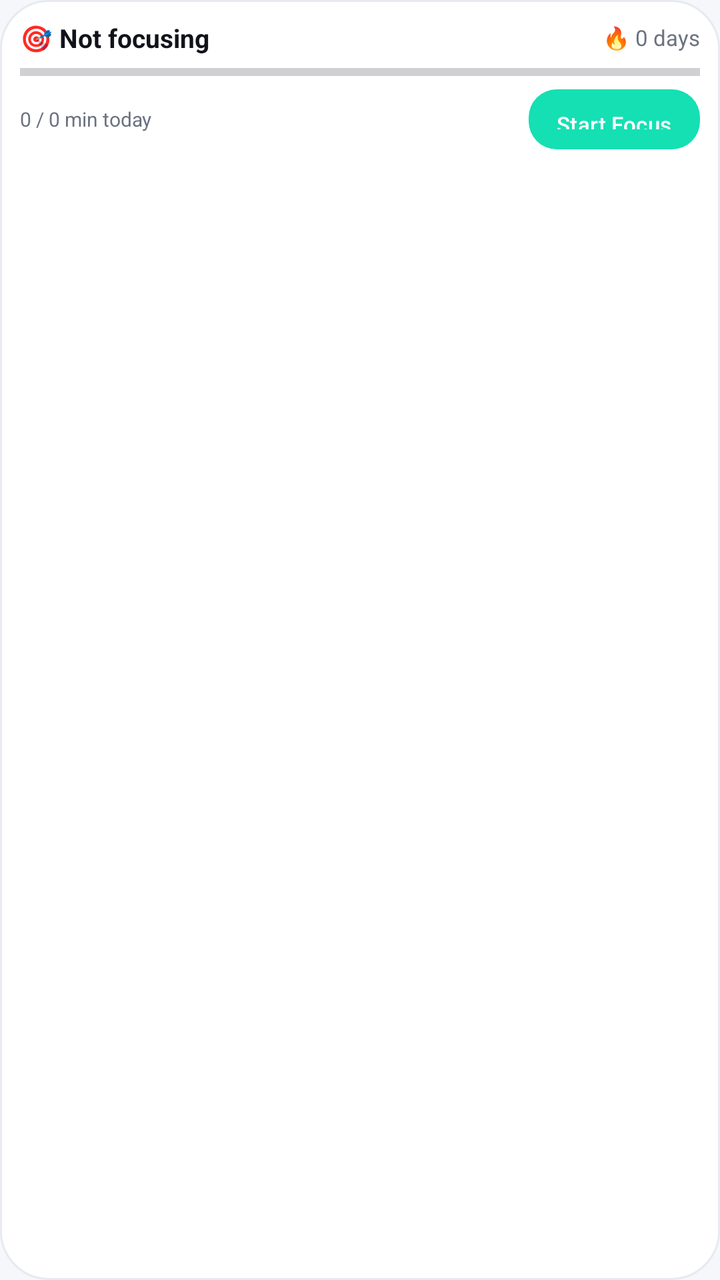
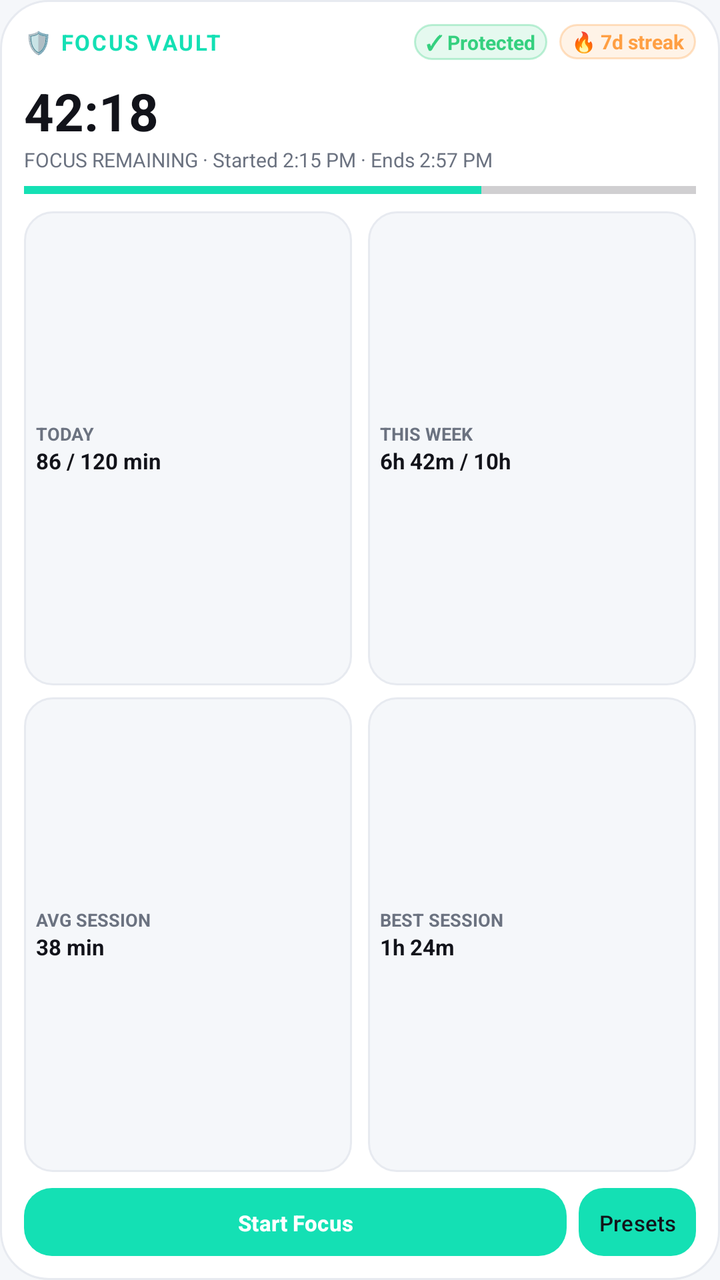

Screens rendered from an Android XML layout before and after an edit, with the pre-edit source and the edit as a unified diff.
<!-- AndroidManifest.xml: application theme Theme.StayFocused -->
<!-- res/layout/widget_full.xml -->
<?xml version="1.0" encoding="utf-8"?>
<LinearLayout xmlns:android="http://schemas.android.com/apk/res/android"
    android:id="@+id/widgetFullRoot"
    android:layout_width="match_parent"
    android:layout_height="match_parent"
    android:background="@drawable/bg_dashboard_card"
    android:orientation="vertical"
    android:padding="10dp">

    <LinearLayout
        android:layout_width="match_parent"
        android:layout_height="wrap_content"
        android:orientation="horizontal"
        android:gravity="center_vertical">

        <TextView
            android:id="@+id/tvWidgetFullMode"
            android:layout_width="0dp"
            android:layout_height="wrap_content"
            android:layout_weight="1"
            android:maxLines="1"
            android:ellipsize="end"
            android:text="🎯 Not focusing"
            android:textColor="@color/text_primary"
            android:textSize="13sp"
            android:textStyle="bold" />

        <TextView
            android:id="@+id/tvWidgetFullStreak"
            android:layout_width="wrap_content"
            android:layout_height="wrap_content"
            android:text="🔥 0 days"
            android:textColor="@color/text_secondary"
            android:textSize="11sp" />
    </LinearLayout>

    <ProgressBar
        android:id="@+id/progressWidgetFullGoal"
        style="?android:attr/progressBarStyleHorizontal"
        android:layout_width="match_parent"
        android:layout_height="5dp"
        android:layout_marginTop="6dp"
        android:max="100"
        android:progress="0"
        android:progressTint="@color/brand_primary" />

    <LinearLayout
        android:layout_width="match_parent"
        android:layout_height="wrap_content"
        android:layout_marginTop="6dp"
        android:gravity="center_vertical"
        android:orientation="horizontal">

        <TextView
            android:id="@+id/tvWidgetFullGoalText"
            android:layout_width="0dp"
            android:layout_height="wrap_content"
            android:layout_weight="1"
            android:maxLines="1"
            android:ellipsize="end"
            android:text="0 / 0 min today"
            android:textColor="@color/text_secondary"
            android:textSize="10sp" />

        <Button
            android:id="@+id/btnWidgetFullAction"
            android:layout_width="wrap_content"
            android:layout_height="30dp"
            android:layout_marginStart="6dp"
            android:background="@drawable/widget_btn_primary"
            android:minWidth="0dp"
            android:minHeight="0dp"
            android:paddingStart="14dp"
            android:paddingEnd="14dp"
            android:text="Start Focus"
            android:textAllCaps="false"
            android:textColor="@color/white"
            android:textSize="11sp" />

        <Button
            android:id="@+id/btnWidgetFullEmergency"
            android:layout_width="wrap_content"
            android:layout_height="30dp"
            android:layout_marginStart="6dp"
            android:background="@drawable/widget_btn_emergency"
            android:minWidth="0dp"
            android:minHeight="0dp"
            android:paddingStart="10dp"
            android:paddingEnd="10dp"
            android:text="Emergency"
            android:textAllCaps="false"
            android:textColor="@color/text_primary"
            android:textSize="11sp"
            android:visibility="gone" />
    </LinearLayout>

</LinearLayout>
<!-- resources referenced by this layout -->
<resources>
  <color name="brand_primary">#14E0B4</color>
  <color name="text_primary">#12131A</color>
  <color name="text_secondary">#6B7280</color>
  <color name="white">#FFFFFF</color>
  <!-- drawable bg_dashboard_card (drawable) -->
  <?xml version="1.0" encoding="utf-8"?>
  <shape xmlns:android="http://schemas.android.com/apk/res/android">
      <solid android:color="@color/bg_card" />
      <corners android:radius="24dp" />
      <stroke android:width="1dp" android:color="@color/card_border" />
  </shape>
  <!-- drawable widget_btn_emergency (drawable) -->
  <?xml version="1.0" encoding="utf-8"?>
  <shape xmlns:android="http://schemas.android.com/apk/res/android">
      <solid android:color="@color/gold_xp" />
      <corners android:radius="14dp" />
  </shape>
  <!-- drawable widget_btn_primary (drawable) -->
  <?xml version="1.0" encoding="utf-8"?>
  <shape xmlns:android="http://schemas.android.com/apk/res/android">
      <solid android:color="@color/brand_primary" />
      <corners android:radius="14dp" />
  </shape>
  <style name="Theme.StayFocused" parent="Theme.Material3.DayNight.NoActionBar">
          <item name="colorPrimary">@color/brand_primary</item>
          <item name="colorPrimaryDark">@color/brand_primary_dark</item>
          <item name="colorSecondary">@color/accent_streak</item>
          <item name="android:windowBackground">@color/bg_light</item>
          <item name="android:statusBarColor">@color/brand_primary_dark</item>
      </style>
  <color name="bg_card">#FFFFFF</color>
  <color name="card_border">#E7EAF0</color>
  <color name="gold_xp">#FFD166</color>
  <color name="brand_primary_dark">#0A9E82</color>
  <color name="accent_streak">#FF9F43</color>
  <color name="bg_light">#F5F7FA</color>
</resources>

<!-- the commit's change to res/layout/widget_full.xml (unified diff, before → after) -->
@@ -5,8 +5,9 @@
     android:layout_height="match_parent"
     android:background="@drawable/bg_dashboard_card"
     android:orientation="vertical"
-    android:padding="10dp">
-
+    android:padding="12dp">
+
+    
     <LinearLayout
         android:layout_width="match_parent"
         android:layout_height="wrap_content"
@@ -20,67 +21,286 @@
             android:layout_weight="1"
             android:maxLines="1"
             android:ellipsize="end"
-            android:text="🎯 Not focusing"
+            android:text="🛡️ FOCUS VAULT"
+            android:textColor="@color/brand_primary"
+            android:textSize="11sp"
+            android:textStyle="bold"
+            android:letterSpacing="0.08" />
+
+        <TextView
+            android:id="@+id/tvWidgetFullHealth"
+            android:layout_width="wrap_content"
+            android:layout_height="wrap_content"
+            android:layout_marginEnd="6dp"
+            android:background="@drawable/widget_badge_health"
+            android:paddingStart="6dp"
+            android:paddingEnd="6dp"
+            android:paddingTop="2dp"
+            android:paddingBottom="2dp"
+            android:text="✓ Protected"
+            android:textColor="@color/success_green"
+            android:textSize="10sp"
+            android:textStyle="bold" />
+
+        <TextView
+            android:id="@+id/tvWidgetFullStreak"
+            android:layout_width="wrap_content"
+            android:layout_height="wrap_content"
+            android:background="@drawable/widget_badge_streak"
+            android:paddingStart="6dp"
+            android:paddingEnd="6dp"
+            android:paddingTop="2dp"
+            android:paddingBottom="2dp"
+            android:text="🔥 7d streak"
+            android:textColor="@color/accent_streak"
+            android:textSize="10sp"
+            android:textStyle="bold" />
+    </LinearLayout>
+
+    
+    <LinearLayout
+        android:layout_width="match_parent"
+        android:layout_height="wrap_content"
+        android:layout_marginTop="8dp"
+        android:orientation="vertical">
+
+        <TextView
+            android:id="@+id/tvWidgetFullTimer"
+            android:layout_width="wrap_content"
+            android:layout_height="wrap_content"
+            android:text="42:18"
             android:textColor="@color/text_primary"
-            android:textSize="13sp"
+            android:textSize="26sp"
             android:textStyle="bold" />
 
         <TextView
-            android:id="@+id/tvWidgetFullStreak"
-            android:layout_width="wrap_content"
-            android:layout_height="wrap_content"
-            android:text="🔥 0 days"
+            android:id="@+id/tvWidgetFullTimerSub"
+            android:layout_width="match_parent"
+            android:layout_height="wrap_content"
+            android:maxLines="1"
+            android:ellipsize="end"
+            android:text="FOCUS REMAINING · Started 2:15 PM · Ends 2:57 PM"
             android:textColor="@color/text_secondary"
-            android:textSize="11sp" />
-    </LinearLayout>
-
-    <ProgressBar
-        android:id="@+id/progressWidgetFullGoal"
-        style="?android:attr/progressBarStyleHorizontal"
-        android:layout_width="match_parent"
-        android:layout_height="5dp"
-        android:layout_marginTop="6dp"
-        android:max="100"
-        android:progress="0"
-        android:progressTint="@color/brand_primary" />
-
-    <LinearLayout
+            android:textSize="10sp" />
+
+        <ProgressBar
+            android:id="@+id/progressWidgetFullSession"
+            style="?android:attr/progressBarStyleHorizontal"
+            android:layout_width="match_parent"
+            android:layout_height="5dp"
+            android:layout_marginTop="6dp"
+            android:max="100"
+            android:progress="68"
+            android:progressTint="@color/brand_primary" />
+    </LinearLayout>
+
+    
+    <LinearLayout
+        android:id="@+id/containerWidgetFullSchedule"
         android:layout_width="match_parent"
         android:layout_height="wrap_content"
         android:layout_marginTop="6dp"
-        android:gravity="center_vertical"
-        android:orientation="horizontal">
-
-        <TextView
-            android:id="@+id/tvWidgetFullGoalText"
-            android:layout_width="0dp"
-            android:layout_height="wrap_content"
+        android:background="@drawable/widget_stat_box"
+        android:paddingStart="8dp"
+        android:paddingEnd="8dp"
+        android:paddingTop="4dp"
+        android:paddingBottom="4dp"
+        android:visibility="gone">
+
+        <TextView
+            android:id="@+id/tvWidgetFullScheduleText"
+            android:layout_width="match_parent"
+            android:layout_height="wrap_content"
+            android:text="⏰ Next: Deep Work · Today 7:00 PM (45m)"
+            android:textColor="@color/text_primary"
+            android:textSize="10sp"
+            android:maxLines="1"
+            android:ellipsize="end" />
+    </LinearLayout>
+
+    
+    <LinearLayout
+        android:layout_width="match_parent"
+        android:layout_height="0dp"
+        android:layout_weight="1"
+        android:layout_marginTop="8dp"
+        android:orientation="vertical">
+
+        
+        <LinearLayout
+            android:layout_width="match_parent"
+            android:layout_height="0dp"
             android:layout_weight="1"
-            android:maxLines="1"
-            android:ellipsize="end"
-            android:text="0 / 0 min today"
-            android:textColor="@color/text_secondary"
-            android:textSize="10sp" />
+            android:orientation="horizontal">
+
+            <LinearLayout
+                android:layout_width="0dp"
+                android:layout_height="match_parent"
+                android:layout_weight="1"
+                android:layout_marginEnd="4dp"
+                android:background="@drawable/widget_stat_box"
+                android:orientation="vertical"
+                android:padding="6dp"
+                android:gravity="center_vertical">
+
+                <TextView
+                    android:layout_width="wrap_content"
+                    android:layout_height="wrap_content"
+                    android:text="TODAY"
+                    android:textColor="@color/text_secondary"
+                    android:textSize="9sp"
+                    android:textStyle="bold" />
+
+                <TextView
+                    android:id="@+id/tvWidgetFullTodayGoal"
+                    android:layout_width="wrap_content"
+                    android:layout_height="wrap_content"
+                    android:text="86 / 120 min"
+                    android:textColor="@color/text_primary"
+                    android:textSize="11sp"
+                    android:textStyle="bold"
+                    android:maxLines="1" />
+            </LinearLayout>
+
+            <LinearLayout
+                android:layout_width="0dp"
+                android:layout_height="match_parent"
+                android:layout_weight="1"
+                android:layout_marginStart="4dp"
+                android:background="@drawable/widget_stat_box"
+                android:orientation="vertical"
+                android:padding="6dp"
+                android:gravity="center_vertical">
+
+                <TextView
+                    android:layout_width="wrap_content"
+                    android:layout_height="wrap_content"
+                    android:text="THIS WEEK"
+                    android:textColor="@color/text_secondary"
+                    android:textSize="9sp"
+                    android:textStyle="bold" />
+
+                <TextView
+                    android:id="@+id/tvWidgetFullWeekTotal"
+                    android:layout_width="wrap_content"
+                    android:layout_height="wrap_content"
+                    android:text="6h 42m / 10h"
+                    android:textColor="@color/text_primary"
+                    android:textSize="11sp"
+                    android:textStyle="bold"
+                    android:maxLines="1" />
+            </LinearLayout>
+        </LinearLayout>
+
+        
+        <LinearLayout
+            android:layout_width="match_parent"
+            android:layout_height="0dp"
+            android:layout_weight="1"
+            android:layout_marginTop="6dp"
+            android:orientation="horizontal">
+
+            <LinearLayout
+                android:layout_width="0dp"
+                android:layout_height="match_parent"
+                android:layout_weight="1"
+                android:layout_marginEnd="4dp"
+                android:background="@drawable/widget_stat_box"
+                android:orientation="vertical"
+                android:padding="6dp"
+                android:gravity="center_vertical">
+
+                <TextView
+                    android:layout_width="wrap_content"
+                    android:layout_height="wrap_content"
+                    android:text="AVG SESSION"
+                    android:textColor="@color/text_secondary"
+                    android:textSize="9sp"
+                    android:textStyle="bold" />
+
+                <TextView
+                    android:id="@+id/tvWidgetFullAvgSession"
+                    android:layout_width="wrap_content"
+                    android:layout_height="wrap_content"
+                    android:text="38 min"
+                    android:textColor="@color/text_primary"
+                    android:textSize="11sp"
+                    android:textStyle="bold"
+                    android:maxLines="1" />
+            </LinearLayout>
+
+            <LinearLayout
+                android:layout_width="0dp"
+                android:layout_height="match_parent"
+                android:layout_weight="1"
+                android:layout_marginStart="4dp"
+                android:background="@drawable/widget_stat_box"
+                android:orientation="vertical"
+                android:padding="6dp"
+                android:gravity="center_vertical">
+
+                <TextView
+                    android:layout_width="wrap_content"
+                    android:layout_height="wrap_content"
+                    android:text="BEST SESSION"
+                    android:textColor="@color/text_secondary"
+                    android:textSize="9sp"
+                    android:textStyle="bold" />
+
+                <TextView
+                    android:id="@+id/tvWidgetFullBestSession"
+                    android:layout_width="wrap_content"
+                    android:layout_height="wrap_content"
+                    android:text="1h 24m"
+                    android:textColor="@color/text_primary"
+                    android:textSize="11sp"
+                    android:textStyle="bold"
+                    android:maxLines="1" />
+            </LinearLayout>
+        </LinearLayout>
+    </LinearLayout>
+
+    
+    <LinearLayout
+        android:layout_width="match_parent"
+        android:layout_height="wrap_content"
+        android:layout_marginTop="8dp"
+        android:orientation="horizontal"
+        android:gravity="center_vertical">
 
         <Button
             android:id="@+id/btnWidgetFullAction"
-            android:layout_width="wrap_content"
-            android:layout_height="30dp"
-            android:layout_marginStart="6dp"
+            android:layout_width="0dp"
+            android:layout_height="34dp"
+            android:layout_weight="1"
             android:background="@drawable/widget_btn_primary"
             android:minWidth="0dp"
             android:minHeight="0dp"
-            android:paddingStart="14dp"
-            android:paddingEnd="14dp"
             android:text="Start Focus"
             android:textAllCaps="false"
             android:textColor="@color/white"
+            android:textSize="11sp"
+            android:textStyle="bold" />
+
+        <Button
+            android:id="@+id/btnWidgetFullPresets"
+            android:layout_width="wrap_content"
+            android:layout_height="34dp"
+            android:layout_marginStart="6dp"
+            android:background="@drawable/widget_btn_secondary"
+            android:minWidth="0dp"
+            android:minHeight="0dp"
+            android:paddingStart="10dp"
+            android:paddingEnd="10dp"
+            android:text="Presets"
+            android:textAllCaps="false"
+            android:textColor="@color/text_primary"
             android:textSize="11sp" />
 
         <Button
             android:id="@+id/btnWidgetFullEmergency"
             android:layout_width="wrap_content"
-            android:layout_height="30dp"
+            android:layout_height="34dp"
             android:layout_marginStart="6dp"
             android:background="@drawable/widget_btn_emergency"
             android:minWidth="0dp"
<!-- resource entries referenced after the edit -->
@@ -1,6 +1,7 @@
 <!-- resources referenced by this layout -->
 <resources>
   <color name="brand_primary">#14E0B4</color>
+  <color name="success_green">#35D07F</color>
   <color name="text_primary">#12131A</color>
   <color name="text_secondary">#6B7280</color>
   <color name="white">#FFFFFF</color>
@@ -10,6 +11,20 @@
       <solid android:color="@color/bg_card" />
       <corners android:radius="24dp" />
       <stroke android:width="1dp" android:color="@color/card_border" />
+  </shape>
+  <!-- drawable widget_badge_health (drawable) -->
+  <?xml version="1.0" encoding="utf-8"?>
+  <shape xmlns:android="http://schemas.android.com/apk/res/android">
+      <solid android:color="#2035D07F" />
+      <corners android:radius="12dp" />
+      <stroke android:width="1dp" android:color="#5035D07F" />
+  </shape>
+  <!-- drawable widget_badge_streak (drawable) -->
+  <?xml version="1.0" encoding="utf-8"?>
+  <shape xmlns:android="http://schemas.android.com/apk/res/android">
+      <solid android:color="#20FF9F43" />
+      <corners android:radius="12dp" />
+      <stroke android:width="1dp" android:color="#50FF9F43" />
   </shape>
   <!-- drawable widget_btn_emergency (drawable) -->
   <?xml version="1.0" encoding="utf-8"?>
@@ -22,6 +37,20 @@
   <shape xmlns:android="http://schemas.android.com/apk/res/android">
       <solid android:color="@color/brand_primary" />
       <corners android:radius="14dp" />
+  </shape>
+  <!-- drawable widget_btn_secondary (drawable) -->
+  <?xml version="1.0" encoding="utf-8"?>
+  <shape xmlns:android="http://schemas.android.com/apk/res/android">
+      <solid android:color="@color/bg_light" />
+      <corners android:radius="12dp" />
+      <stroke android:width="1dp" android:color="@color/card_border" />
+  </shape>
+  <!-- drawable widget_stat_box (drawable) -->
+  <?xml version="1.0" encoding="utf-8"?>
+  <shape xmlns:android="http://schemas.android.com/apk/res/android">
+      <solid android:color="@color/bg_light" />
+      <corners android:radius="14dp" />
+      <stroke android:width="1dp" android:color="@color/card_border" />
   </shape>
   <style name="Theme.StayFocused" parent="Theme.Material3.DayNight.NoActionBar">
           <item name="colorPrimary">@color/brand_primary</item>
